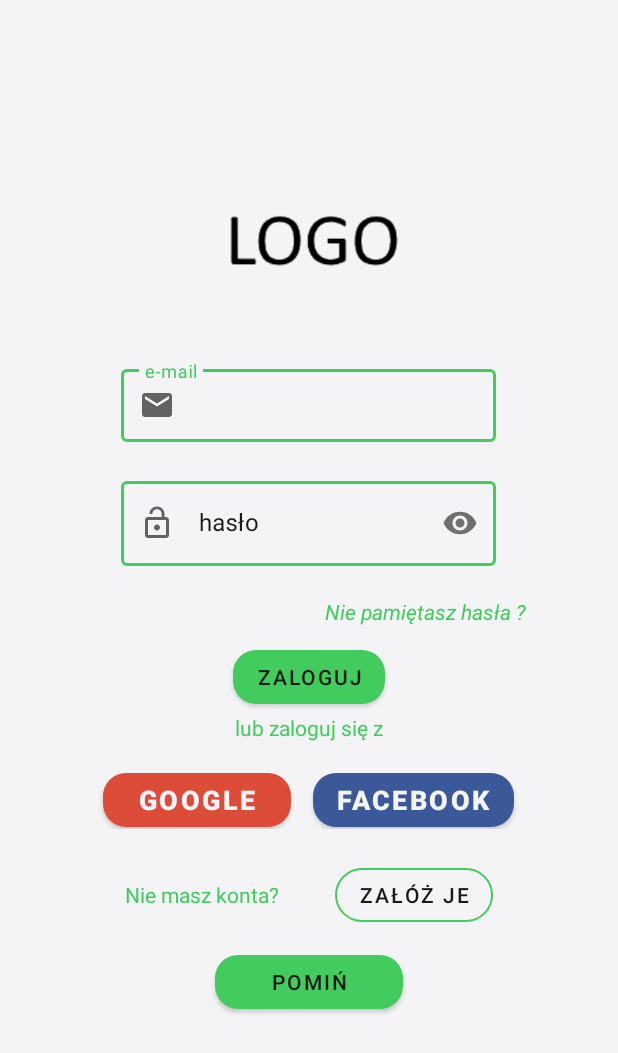
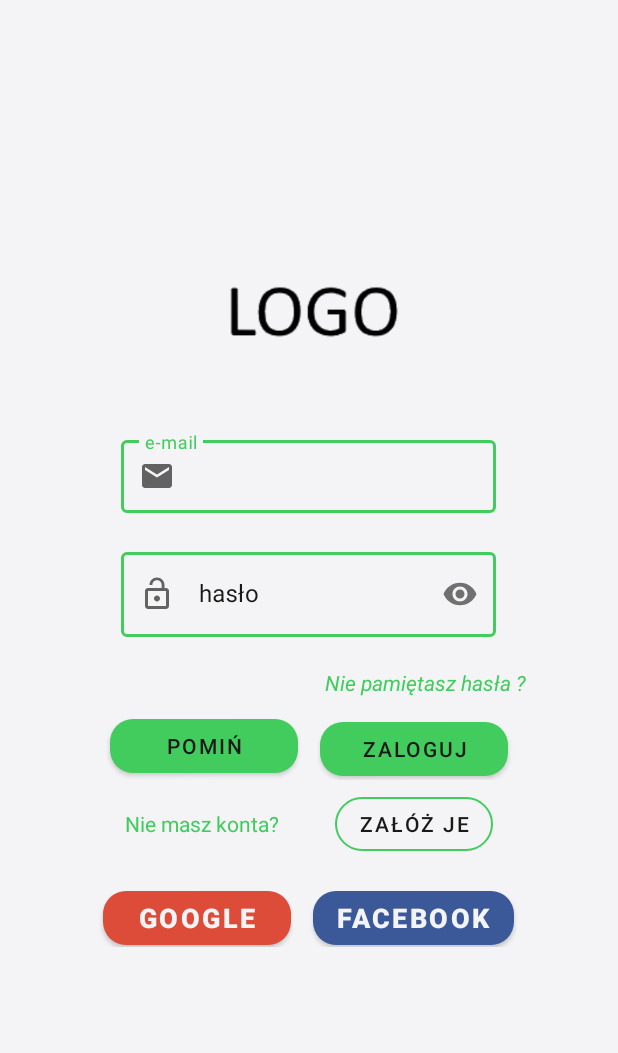
Before and after one commit to CzaplaPL/GitToBeFit-klient, an Android app: the screen it shows after launch (MainActivity), on a phone screen of 412 x 824 dp. Shown: the top 1053 px of the screen. Run offline under Robolectric (Android 15) with nearby library versions, the phone set to English and light mode, and no system bars.

Commit message:
Wersja 0.0.1.9.5 poprawki wygladu

```diff
--- a/app/src/main/AndroidManifest.xml
+++ b/app/src/main/AndroidManifest.xml
@@ -3,18 +3,15 @@
     package="pl.gittobefit">
 
     <application
-
+        android:allowBackup="true"
         android:icon="@mipmap/ic_launcher"
         android:label="@string/app_name"
         android:roundIcon="@mipmap/ic_launcher_round"
         android:supportsRtl="true"
-        android:theme="@style/Theme.GitToBeFit"
-        android:allowBackup="true">
+        android:theme="@style/Theme.GitToBeFit">
         <activity
             android:name=".MainActivity"
-            android:screenOrientation="portrait"
-            >
-
+            android:screenOrientation="portrait">
             <intent-filter>
                 <action android:name="android.intent.action.MAIN" />
 
--- a/app/src/main/res/layout/activity_main.xml
+++ b/app/src/main/res/layout/activity_main.xml
@@ -5,6 +5,7 @@
     android:layout_width="match_parent"
     android:layout_height="match_parent"
     tools:context=".MainActivity">
+
     <LinearLayout
         android:layout_width="match_parent"
         android:layout_height="match_parent"
@@ -13,6 +14,18 @@
         app:layout_constraintTop_toTopOf="parent"
         tools:layout_editor_absoluteX="-16dp">
         <!--zdjecie loga -->
+        <LinearLayout
+            android:layout_width="match_parent"
+            android:layout_height="wrap_content"
+            android:orientation="horizontal">
+
+            <Space
+                android:layout_width="0dp"
+                android:layout_height="wrap_content"
+                android:layout_weight="1" />
+
+        </LinearLayout>
+
         <ImageView
             android:id="@+id/loginLogo"
             android:layout_width="match_parent"
@@ -81,64 +94,43 @@
                 android:textStyle="italic" />
         </LinearLayout>
         <!--zaloguj-->
-        <Button
-            android:id="@+id/loginZaloguj"
-            android:layout_width="wrap_content"
-            android:layout_height="wrap_content"
-            android:layout_marginTop="10dp"
-            android:text="@string/login"
-            app:shapeAppearanceOverlay="@style/roundedButton"
-            android:textColor="@color/ourBlack" />
-        <!-- napis lub-->
-        <TextView
-            android:id="@+id/loginOther"
-            android:layout_width="match_parent"
-            android:layout_height="wrap_content"
-            android:text="@string/otherLogin"
-            android:textColor="@color/ourGreen"
-            android:textAlignment="center" />
-
         <LinearLayout
             android:layout_width="match_parent"
             android:layout_height="wrap_content"
             android:gravity="center"
             android:orientation="horizontal">
-            <!-- google-->
+
+
             <Button
-                android:id="@+id/loginGoogle"
+                android:id="@+id/loginSkip"
+                style="style/Widget.MaterialComponents.Button"
                 android:layout_width="125dp"
                 android:layout_height="wrap_content"
-                android:layout_marginTop="10dp"
-                android:fontFamily="sans-serif-black"
-                android:text="@string/google"
-                android:textColor="@color/ourWhite"
-                android:textSize="18sp"
-                android:textStyle="bold"
-                app:backgroundTint="@color/google"
-                app:shapeAppearanceOverlay="@style/roundedButton"
+                android:layout_marginTop="5dp"
                 android:layout_marginEnd="7dp"
-                style="style/Widget.MaterialComponents.Button"  />
-            <!-- facebook-->
+                android:text="@string/skip"
+                android:textColor="@color/ourBlack"
+                app:shapeAppearanceOverlay="@style/roundedButton" />
+
             <Button
-                android:id="@+id/loginfacebook"
-                android:layout_width="wrap_content"
+                android:id="@+id/loginZaloguj"
+                style="style/Widget.MaterialComponents.Button"
+                android:layout_width="125dp"
                 android:layout_height="wrap_content"
-                android:layout_marginTop="10dp"
-                android:fontFamily="sans-serif-black"
-                android:text="@string/facebook"
+                android:layout_marginTop="7dp"
                 android:layout_marginStart="7dp"
-                android:textColor="@color/ourWhite"
-                android:textSize="18sp"
-                android:textStyle="bold"
-                app:backgroundTint="@color/facebook"
-                app:shapeAppearanceOverlay="@style/roundedButton"
-                style="style/Widget.MaterialComponents.Button" />
+                android:text="@string/login"
+                android:textColor="@color/ourBlack"
+                app:shapeAppearanceOverlay="@style/roundedButton" />
         </LinearLayout>
+
+        <!-- napis lub-->
+
         <LinearLayout
             android:layout_width="245dp"
             android:layout_height="wrap_content"
+            android:layout_marginTop="5dp"
             android:gravity="center"
-            android:layout_marginTop="20dp"
             android:orientation="horizontal">
             <!--brak konta?-->
             <TextView
@@ -154,20 +146,51 @@
                 style="?attr/materialButtonOutlinedStyle"
                 android:layout_width="wrap_content"
                 android:layout_height="wrap_content"
+                android:text="@string/register"
+                android:textColor="@color/ourBlack"
                 app:shapeAppearanceOverlay="@style/roundButton"
-                android:textColor="@color/ourBlack"
-                app:strokeColor="@color/ourGreen"
-                android:text="@string/register" />
+                app:strokeColor="@color/ourGreen" />
+
         </LinearLayout>
+
         <!--pomijanie-->
-        <Button
-            android:id="@+id/loginSkip"
-            android:layout_width="125dp"
+
+        <LinearLayout
+            android:layout_width="match_parent"
             android:layout_height="wrap_content"
-            android:layout_marginTop="10dp"
-            android:text="@string/skip"
-            app:shapeAppearanceOverlay="@style/roundedButton"
-            android:textColor="@color/ourBlack" />
+            android:gravity="center"
+            android:orientation="horizontal">
+            <!-- google-->
+            <Button
+                android:id="@+id/loginGoogle"
+                style="style/Widget.MaterialComponents.Button"
+                android:layout_width="125dp"
+                android:layout_height="wrap_content"
+                android:layout_marginTop="10dp"
+                android:layout_marginEnd="7dp"
+                android:fontFamily="sans-serif-black"
+                android:text="@string/google"
+                android:textColor="@color/ourWhite"
+                android:textSize="18sp"
+                android:textStyle="bold"
+                app:backgroundTint="@color/google"
+                app:shapeAppearanceOverlay="@style/roundedButton" />
+            <!-- facebook-->
+            <Button
+                android:id="@+id/loginfacebook"
+                style="style/Widget.MaterialComponents.Button"
+                android:layout_width="wrap_content"
+                android:layout_height="wrap_content"
+                android:layout_marginStart="7dp"
+                android:layout_marginTop="10dp"
+                android:fontFamily="sans-serif-black"
+                android:text="@string/facebook"
+                android:textColor="@color/ourWhite"
+                android:textSize="18sp"
+                android:textStyle="bold"
+                app:backgroundTint="@color/facebook"
+                app:shapeAppearanceOverlay="@style/roundedButton" />
+        </LinearLayout>
 
         <Space
             android:layout_width="match_parent"
--- a/app/src/main/res/values/themes.xml
+++ b/app/src/main/res/values/themes.xml
@@ -3,7 +3,6 @@
     <style name="Theme.GitToBeFit" parent="Theme.MaterialComponents.DayNight.DarkActionBar">
         <!-- Primary brand color. -->
         <item name="android:windowBackground">@color/ourWhite</item>
-
         <item name="colorPrimary">@color/ourGreen</item>
         <item name="colorPrimaryVariant">@color/ourBlack</item>
         <item name="colorOnPrimary">@color/ourGray</item>
```
